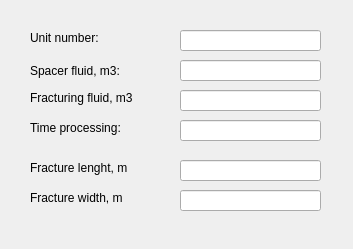
Old version of the form ui/output_window.ui in the repository bob1ch/Hydraulic-fracturing.
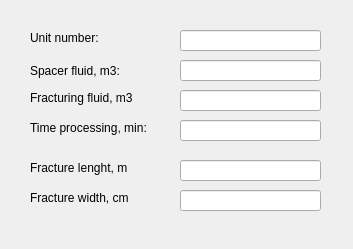
New version of the form.

```diff
--- a/ui/output_window.ui
+++ b/ui/output_window.ui
@@ -75,7 +75,7 @@
     </rect>
    </property>
    <property name="text">
-    <string>Time processing:</string>
+    <string>Time processing, min:</string>
    </property>
   </widget>
   <widget class="QLabel" name="label_3">
@@ -153,7 +153,7 @@
     </rect>
    </property>
    <property name="text">
-    <string>Fracture width, m</string>
+    <string>Fracture width, cm</string>
    </property>
   </widget>
   <widget class="QLineEdit" name="Width">
```
